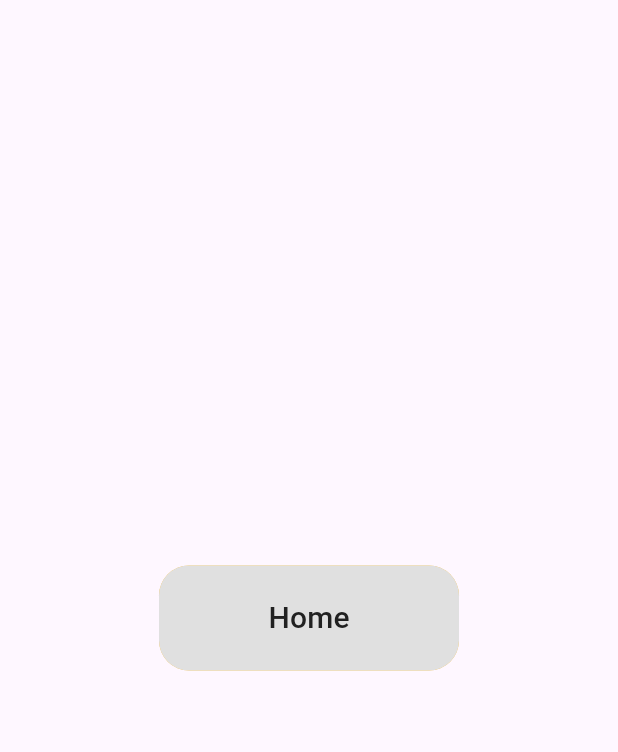
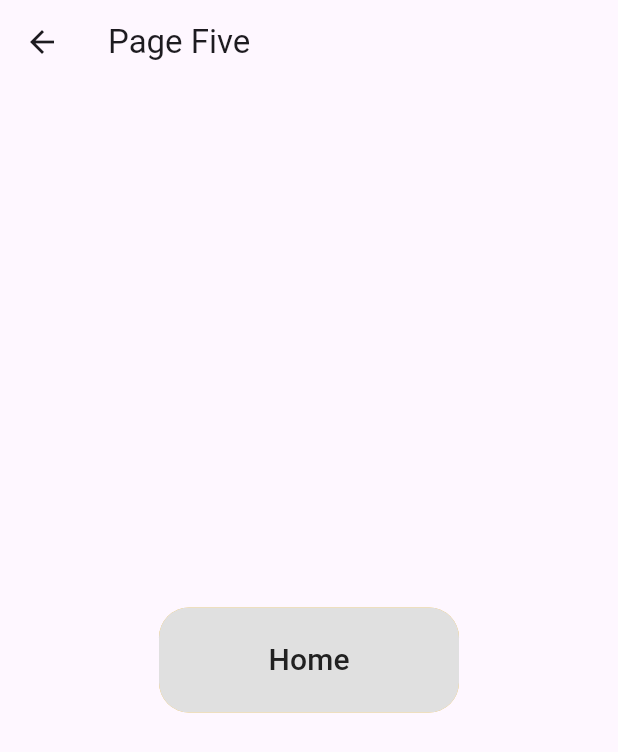
Before and after one commit to Kumail-Raza-Bangash/getx_basic, a Flutter app: the PageFive screen opened directly, on a phone screen of 412 x 824 dp. Shown: the top 752 px of the screen. Run offline on Flutter 3.47's test engine with Material 3 defaults, Android fonts, the phone set to English and light mode, and no system bars; our stand-ins replace get.

Commit message:
Updated Code

```diff
--- a/lib/home_page.dart
+++ b/lib/home_page.dart
@@ -160,7 +160,7 @@ class HomePage extends StatelessWidget {
                             shape: RoundedRectangleBorder(
                               borderRadius: BorderRadius.circular(20.0),
                             ),),
-                          onPressed: () => null,
+                          onPressed: () => Get.toNamed('/more-page/${Random().nextInt(1000)}'),
                           child: Text(
                             "More",
                             style: TextStyle(
--- a/lib/main.dart
+++ b/lib/main.dart
@@ -15,7 +15,7 @@ class MyApp extends StatelessWidget {
     return GetMaterialApp(
       // Remove the debug banner
       debugShowCheckedModeBanner: false,
-      title: 'DBestech',
+      title: 'GetX Basic',
       theme: ThemeData(primarySwatch: Colors.deepOrange),
       home: const HomePage(),
       initialRoute: RouteHelper.initial,
--- a/lib/page_five.dart
+++ b/lib/page_five.dart
@@ -1,4 +1,6 @@
 import 'package:flutter/material.dart';
+import 'package:get/get.dart';
+import 'package:getx_basic/home_page.dart';
 
 class PageFive extends StatelessWidget {
   const PageFive({super.key});
@@ -6,6 +8,9 @@ class PageFive extends StatelessWidget {
   @override
   Widget build(BuildContext context) {
     return Scaffold(
+      appBar: AppBar(
+        title: const Text("Page Five"),
+      ),
       body: Center(
         child:Container(
           width: 200,
@@ -24,7 +29,7 @@ class PageFive extends StatelessWidget {
               shape: RoundedRectangleBorder(
                 borderRadius: BorderRadius.circular(20.0),
               ),),
-            onPressed: () => null,
+            onPressed: () => Get.to(() => const HomePage()),
             child: Text(
               "Home",
               style: TextStyle(
--- a/lib/route_page.dart
+++ b/lib/route_page.dart
@@ -1,13 +1,16 @@
 import 'package:get/get.dart';
 import 'package:getx_basic/home_page.dart';
+import 'package:getx_basic/page_four.dart';
 import 'package:getx_basic/page_three.dart';
 
 class RouteHelper {
   static const String initial = '/';
   static const String pageThree = '/course-page';
+  static const String pageFour = '/more-page/:data';
 
   static String getInitial() => initial;
   static String getPageThree() => pageThree;
+  static String getPageFour() => pageFour;
 
 
   static List<GetPage> routes = [
@@ -28,5 +31,13 @@ class RouteHelper {
     transition: Transition.downToUp,
     ),
 
+    GetPage(
+      name: pageFour,
+      page: () {
+      return const PageFour();
+    },
+    transition: Transition.downToUp,
+    ),
+
   ];
 }
```
Also changed, not shown: lib/page_four.dart (+7 -5 lines).
